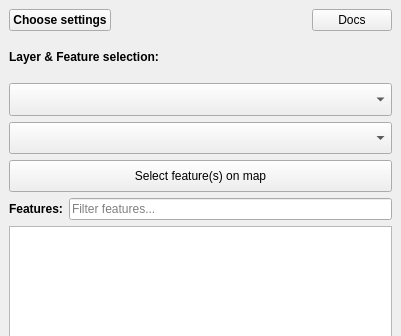
Old version of the form plugin/brdrq/brdrq_dockwidget_featurealigner.ui in the repository OnroerendErfgoed/brdrQ; both pictures show x 0 to 401 and y 0 to 336 of the 401 by 875 pixel window.
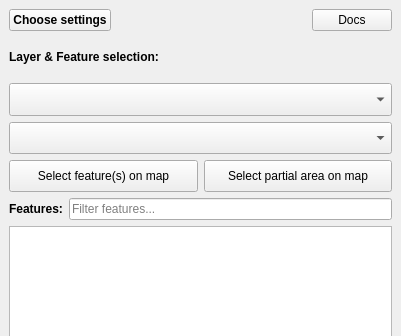
New version of the form. Custom widgets are drawn as their Qt base class.

Commit message: partial button

The edit to the form file:
```diff
--- a/plugin/brdrq/brdrq_dockwidget_featurealigner.ui
+++ b/plugin/brdrq/brdrq_dockwidget_featurealigner.ui
@@ -274,6 +274,8 @@
      </widget>
     </item>
     <item row="17" column="0">
+     <layout class="QHBoxLayout" name="horizontalLayoutSelectButtons">
+      <item>
      <widget class="QPushButton" name="pushButton_select">
       <property name="sizePolicy">
        <sizepolicy hsizetype="Expanding" vsizetype="Preferred">
@@ -294,6 +296,30 @@
        <string>Select feature(s) on map</string>
       </property>
      </widget>
+      </item>
+      <item>
+       <widget class="QPushButton" name="pushButton_select_partial">
+        <property name="sizePolicy">
+         <sizepolicy hsizetype="Expanding" vsizetype="Preferred">
+          <horstretch>0</horstretch>
+          <verstretch>0</verstretch>
+         </sizepolicy>
+        </property>
+        <property name="font">
+         <font>
+          <weight>50</weight>
+          <bold>false</bold>
+         </font>
+        </property>
+        <property name="toolTip">
+         <string>Select a polygon processing area on the map (double-click or Enter to finish)</string>
+        </property>
+        <property name="text">
+         <string>Select partial area on map</string>
+        </property>
+       </widget>
+      </item>
+     </layout>
     </item>
     <item row="28" column="0">
      <layout class="QHBoxLayout" name="horizontalLayout">
```
Left out of the diff: 6 changed lines with no effect on the pictures. Lines whose indentation alone changed are shown as unchanged. The commit also changes 1 other file.
